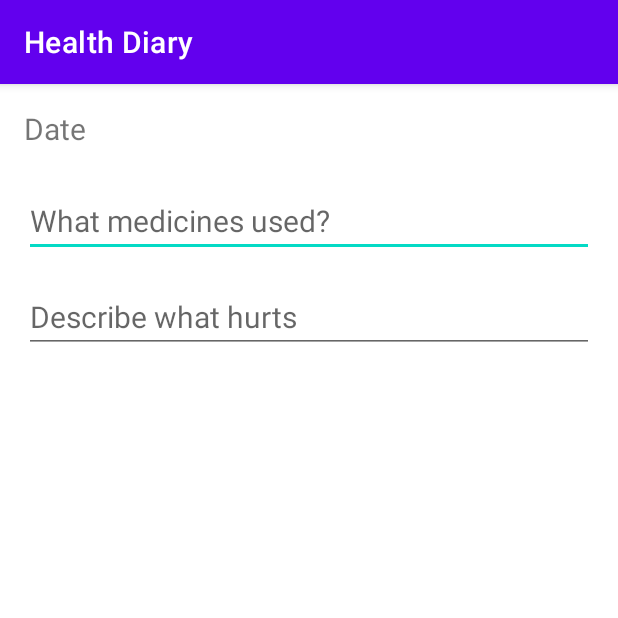
After one commit to myIDDQD/Health-Diary, an Android app: the NoteActivity screen opened directly, with no data from a screen before it, on a phone screen of 412 x 824 dp, the top half of it. The commit adds this screen. Run offline under Robolectric (Android 15) with nearby library versions, the phone set to English and light mode, and no system bars.

Commit message:
add NoteActivity

```diff
--- a/app/src/main/AndroidManifest.xml
+++ b/app/src/main/AndroidManifest.xml
@@ -12,6 +12,9 @@
         android:theme="@style/Theme.HealthDiary"
         tools:targetApi="31">
         <activity
+            android:name=".NoteActivity"
+            android:exported="false" />
+        <activity
             android:name=".DiseasesActivity"
             android:exported="false" />
         <activity
@@ -23,7 +26,6 @@
                 <category android:name="android.intent.category.LAUNCHER" />
             </intent-filter>
         </activity>
-
     </application>
 
 </manifest>
--- /dev/null
+++ b/app/src/main/java/com/example/healthdiary/NoteActivity.kt
@@ -0,0 +1,14 @@
+package com.example.healthdiary
+
+import androidx.appcompat.app.AppCompatActivity
+import android.os.Bundle
+
+class NoteActivity : AppCompatActivity() {
+    override fun onCreate(savedInstanceState: Bundle?) {
+        super.onCreate(savedInstanceState)
+        setContentView(R.layout.activity_note)
+
+
+
+    }
+}
--- /dev/null
+++ b/app/src/main/res/layout/activity_note.xml
@@ -0,0 +1,41 @@
+<?xml version="1.0" encoding="utf-8"?>
+<RelativeLayout xmlns:android="http://schemas.android.com/apk/res/android"
+    xmlns:tools="http://schemas.android.com/tools"
+    android:layout_width="match_parent"
+    android:layout_height="match_parent"
+    tools:context=".NoteActivity">
+
+    <TextView
+        android:id="@+id/noteDateTextView"
+        android:layout_width="wrap_content"
+        android:layout_height="wrap_content"
+        android:layout_marginStart="16dp"
+        android:layout_marginTop="16dp"
+        android:layout_marginEnd="16dp"
+        android:layout_marginBottom="16dp"
+        android:text="Date"
+        android:textSize="20sp" />
+
+    <EditText
+        android:id="@+id/noteTitleEditText"
+        android:layout_width="match_parent"
+        android:layout_height="wrap_content"
+        android:hint="What medicines used?"
+        android:textSize="20sp"
+        android:layout_below="@+id/noteDateTextView"
+        android:layout_marginStart="16dp"
+        android:layout_marginEnd="16dp"
+        android:layout_marginTop="8dp"/>
+
+    <EditText
+        android:id="@+id/noteContentEditText"
+        android:layout_width="match_parent"
+        android:layout_height="wrap_content"
+        android:hint="Describe what hurts"
+        android:textSize="20sp"
+        android:layout_below="@+id/noteTitleEditText"
+        android:layout_marginStart="16dp"
+        android:layout_marginEnd="16dp"
+        android:layout_marginTop="16dp"/>
+
+</RelativeLayout>
--- a/app/src/main/res/values/strings.xml
+++ b/app/src/main/res/values/strings.xml
@@ -3,6 +3,7 @@
     <string name="selected_item">Selected item:</string>
 
     <string-array name="Parts">
+        <item>Choose a part of the body</item>
         <item>Head</item>
         <item>Body</item>
         <item>Hands</item>
```
Also changed, not shown: app/src/main/java/Note.kt (added, +11 -0 lines), app/src/main/java/com/example/healthdiary/DiseasesActivity.kt (+41 -20 lines), app/src/main/res/layout/activity_diseases.xml (+8 -36 lines).
